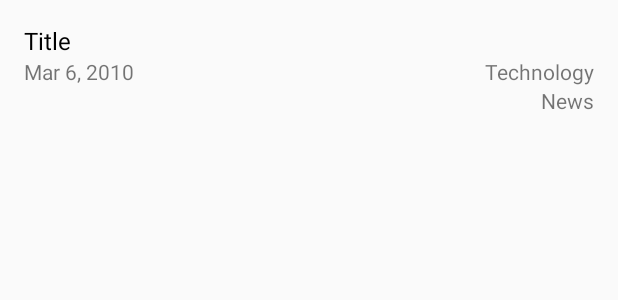
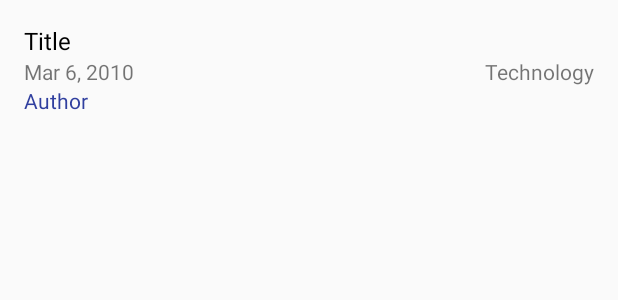
Before and after one commit to AnetaBiederman/SmartPhoneNewsapp, an Android app: the layout smart_phone_item.xml on its own in the app's theme, with its tools: preview values and no code run, on a phone screen of 412 x 824 dp. Shown: the top 300 px of the screen. Run offline under Robolectric (Android 15) with nearby library versions, the phone set to English and light mode, and no system bars.

Commit message:
change topic to author

```diff
--- a/app/src/main/java/com/example/android/smartphonenewsapp/SmartPhoneNewsActivity.java
+++ b/app/src/main/java/com/example/android/smartphonenewsapp/SmartPhoneNewsActivity.java
@@ -3,7 +3,6 @@ package com.example.android.smartphonenewsapp;
 import android.content.Context;
 import android.content.Intent;
 import android.app.LoaderManager;
-import android.app.LoaderManager.LoaderCallbacks;
 import android.content.Loader;
 import android.net.ConnectivityManager;
 import android.net.NetworkInfo;
@@ -25,7 +24,7 @@ public class SmartPhoneNewsActivity extends AppCompatActivity
 
     private static final String LOG_TAG = SmartPhoneNewsActivity.class.getName();
 
-    private static final String USGS_REQUEST_URL = "https://content.guardianapis.com/search?order-by=relevance&q=smartphone&api-key=test";
+    private static final String USGS_REQUEST_URL = "http://content.guardianapis.com/search?page-size=50&show-tags=contributor&q=smartphone&api-key=4f6d3d44-39b3-406a-95de-feb62fb2fd09";
 
     private static final int NEWS_LOADER_ID = 1;
 
--- a/app/src/main/res/layout/smart_phone_item.xml
+++ b/app/src/main/res/layout/smart_phone_item.xml
@@ -1,10 +1,12 @@
 <?xml version="1.0" encoding="utf-8"?>
-<RelativeLayout xmlns:android="http://schemas.android.com/apk/res/android"
+<RelativeLayout
+    android:id="@+id/item_list"
+    xmlns:android="http://schemas.android.com/apk/res/android"
     xmlns:tools="http://schemas.android.com/tools"
     android:layout_width="match_parent"
     android:layout_height="wrap_content"
     android:orientation="horizontal"
-    android:padding="16dp">
+    android:padding="@dimen/padding">
 
         <TextView
             android:id="@+id/title_text_view"
@@ -12,15 +14,15 @@
             android:layout_height="wrap_content"
             android:layout_gravity="left"
             android:textColor="@android:color/black"
-            android:textSize="16dp"
-            tools:text="Title" />
+            android:textSize="@dimen/title_text_size"
+            tools:text="@string/title" />
 
         <TextView
             android:id="@+id/date"
             android:layout_width="wrap_content"
             android:layout_height="wrap_content"
             android:layout_below="@id/title_text_view"
-            tools:text="Mar 6, 2010" />
+            tools:text="@string/date" />
 
         <TextView
             android:id="@+id/article_section"
@@ -28,15 +30,16 @@
             android:layout_height="wrap_content"
             android:layout_below="@id/title_text_view"
             android:layout_alignParentRight="true"
-            tools:text="Technology" />
+            tools:text="@string/technology" />
 
         <TextView
-            android:id="@+id/article_topic"
+            android:id="@+id/author"
             android:layout_width="wrap_content"
             android:layout_height="wrap_content"
-            android:layout_below="@id/article_section"
-            android:layout_alignParentRight="true"
+            android:layout_alignStart="@+id/title_text_view"
+            android:layout_below="@+id/date"
             android:layout_gravity="right"
-            tools:text="News" />
+            android:textColor="@color/colorPrimaryDark"
+            tools:text="@string/author" />
 
 </RelativeLayout>
--- a/app/src/main/res/values/colors.xml
+++ b/app/src/main/res/values/colors.xml
@@ -3,4 +3,8 @@
     <color name="colorPrimary">#3F51B5</color>
     <color name="colorPrimaryDark">#303F9F</color>
     <color name="colorAccent">#FF4081</color>
+
+    //section colors
+    <color name="technology">#80cbc4</color>
+
 </resources>
--- /dev/null
+++ b/app/src/main/res/values/dimens.xml
@@ -0,0 +1,5 @@
+<?xml version="1.0" encoding="utf-8"?>
+<resources>
+    <dimen name="title_text_size">16sp</dimen>
+    <dimen name="padding">16dp</dimen>
+</resources>
--- a/app/src/main/res/values/strings.xml
+++ b/app/src/main/res/values/strings.xml
@@ -2,4 +2,8 @@
     <string name="app_name">SmartPhone News app</string>
     <string name="empty_state">No news founds.</string>
     <string name="no_internet">No internet found.</string>
+    <string name="author">Author</string>
+    <string name="technology">Technology</string>
+    <string name="date">Mar 6, 2010</string>
+    <string name="title">Title</string>
 </resources>
```
Also changed, not shown: app/src/main/java/com/example/android/smartphonenewsapp/ItemNews.java (+6 -6 lines), app/src/main/java/com/example/android/smartphonenewsapp/NewsAdapter.java (+5 -10 lines), app/src/main/java/com/example/android/smartphonenewsapp/QueryUtils.java (+12 -5 lines).
